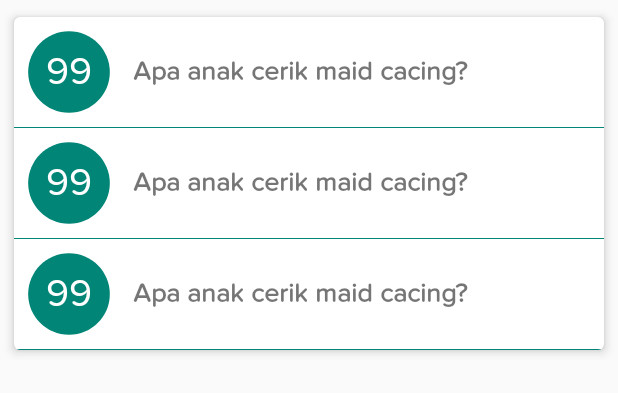
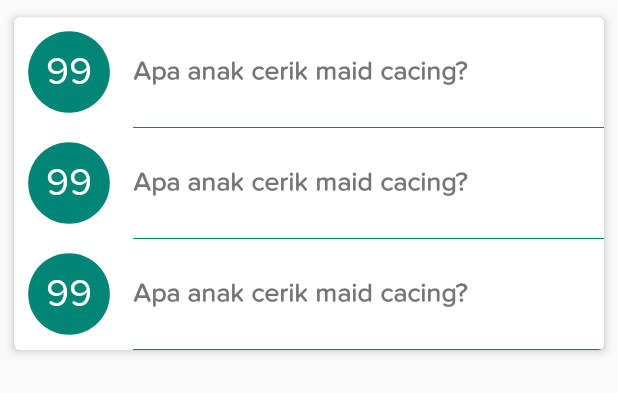
Before and after one commit to andikayana/UAS-Mobile-Programming, an Android app: the layout activity_main.xml on its own in the app's theme, with its tools: preview values and no code run, on a phone screen of 412 x 824 dp. Shown: the top 393 px of the screen. Run offline under Robolectric (Android 15) with nearby library versions, the phone set to English and light mode, and no system bars.

Commit message:
clean layout

```diff
--- a/app/src/main/java/id/pangu/cecimpedan/Database/CecimpedanHelper.java
+++ b/app/src/main/java/id/pangu/cecimpedan/Database/CecimpedanHelper.java
@@ -5,15 +5,15 @@ import android.content.Context;
 import android.database.Cursor;
 import android.database.SQLException;
 import android.database.sqlite.SQLiteDatabase;
-import android.database.sqlite.SQLiteStatement;
 
 import java.util.ArrayList;
 
 import id.pangu.cecimpedan.Model.CecimpedanItem;
+
 import static android.provider.BaseColumns._ID;
+import static id.pangu.cecimpedan.Database.DatabaseContarct.CecimpedanColumns.ARTI;
+import static id.pangu.cecimpedan.Database.DatabaseContarct.CecimpedanColumns.CECIMPEDAN;
 import static id.pangu.cecimpedan.Database.DatabaseContarct.TABLE_CECIMPEDAN;
-import static id.pangu.cecimpedan.Database.DatabaseContarct.CecimpedanColumns.CECIMPEDAN;
-import static id.pangu.cecimpedan.Database.DatabaseContarct.CecimpedanColumns.ARTI;
 
 public class CecimpedanHelper {
 
--- a/app/src/main/res/layout/list_cecimpedan.xml
+++ b/app/src/main/res/layout/list_cecimpedan.xml
@@ -50,6 +50,7 @@
     <View
         android:layout_width="match_parent"
         android:layout_height="0.5dp"
-        android:background="@color/colorPrimary"/>
+        android:background="@color/colorPrimary"
+        android:layout_marginStart="79dp"/>
 
 </LinearLayout>
```
